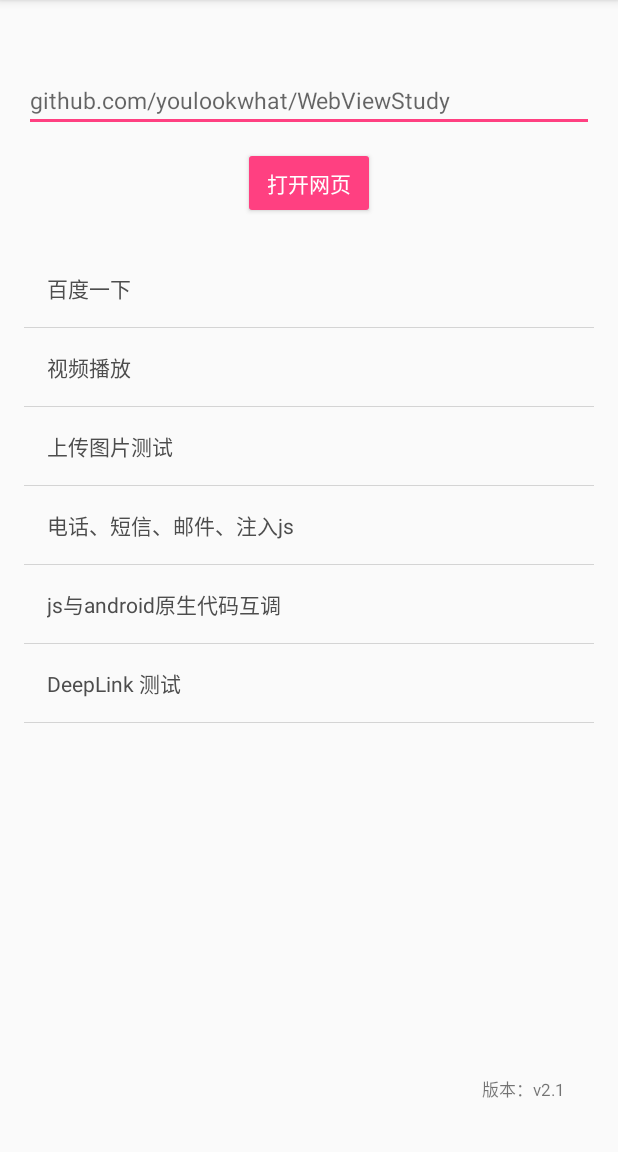
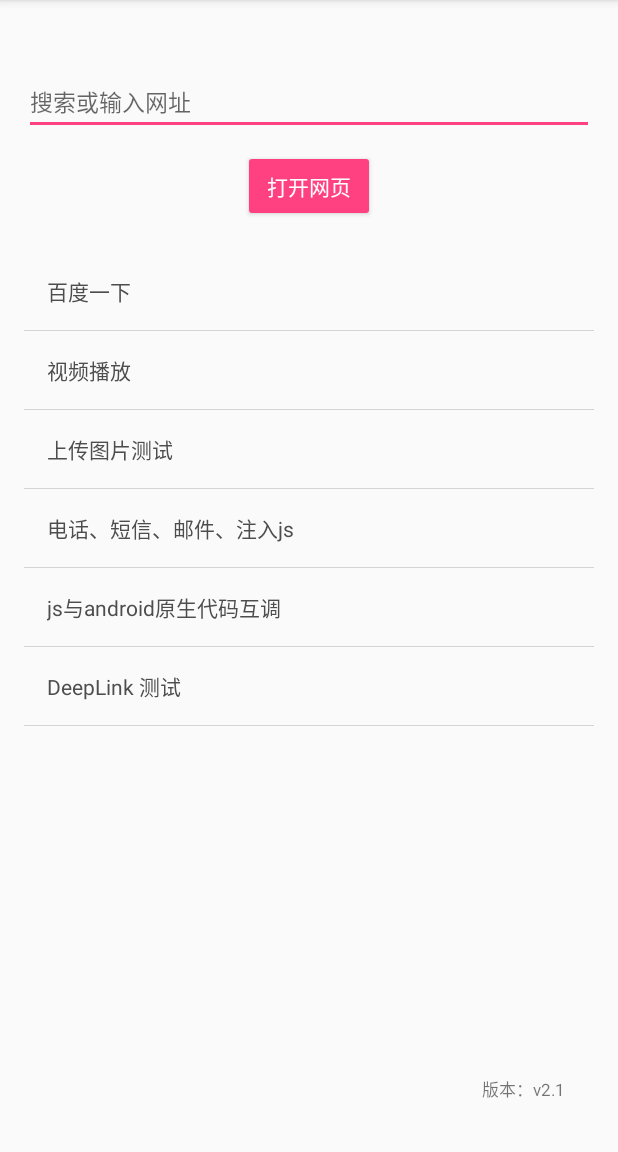
Before and after one commit to eric-gitta-moore/ThirdWebView, an Android app: the screen it shows after launch (MainActivity), on a phone screen of 412 x 824 dp, the part 84-1236 px from its top. Run offline under Robolectric (Android 15) with nearby library versions, the light colour scheme and no system bars; our stand-ins replace ButterKnife; libraries missing offline, so code that uses them is left out: com.squareup.leakcanary; 4 statements that could not run were skipped.

Commit message:
代码优化

```diff
--- a/app/src/main/java/com/example/jingbin/webviewstudy/config/ImageClickInterface.java
+++ b/app/src/main/java/com/example/jingbin/webviewstudy/config/ImageClickInterface.java
@@ -4,7 +4,6 @@ import android.content.Context;
 import android.text.TextUtils;
 import android.util.Log;
 import android.webkit.JavascriptInterface;
-import android.widget.Toast;
 
 /**
  * Created by jingbin on 2016/11/17.
@@ -26,7 +25,7 @@ public class ImageClickInterface {
      */
     @JavascriptInterface
     public void imageClick(String src, String has_link) {
-        Toast.makeText(context, "----点击了图片", Toast.LENGTH_LONG).show();
+        Log.e("imageClick", "----点击了图片");
         Log.e("src", src);
         Log.e("hasLink", has_link);
     }
@@ -41,7 +40,7 @@ public class ImageClickInterface {
     @JavascriptInterface
     public void textClick(String type, String item_pk) {
         if (!TextUtils.isEmpty(type) && !TextUtils.isEmpty(item_pk)) {
-            Toast.makeText(context, "----点击了文字", Toast.LENGTH_LONG).show();
+            Log.e("textClick", "----点击了文字");
             Log.e("type", type);
             Log.e("item_pk", item_pk);
         }
@@ -52,7 +51,7 @@ public class ImageClickInterface {
      */
     @JavascriptInterface
     public void startFunction() {
-        Toast.makeText(context, "----无参", Toast.LENGTH_LONG).show();
+        Log.e("startFunction", "----无参");
     }
 
     /**
@@ -62,6 +61,6 @@ public class ImageClickInterface {
      */
     @JavascriptInterface
     public void startFunction(String data) {
-        Toast.makeText(context, "----有参：" + data, Toast.LENGTH_LONG).show();
+        Log.e("startFunction", "----有参" + data);
     }
 }
--- a/app/src/main/res/layout/activity_main.xml
+++ b/app/src/main/res/layout/activity_main.xml
@@ -20,7 +20,7 @@
             android:layout_width="match_parent"
             android:layout_height="wrap_content"
             android:layout_marginTop="30dp"
-            android:hint="github.com/youlookwhat/WebViewStudy"
+            android:hint="@string/string_hit"
             android:imeOptions="actionSearch"
             android:inputType="text"
             android:textSize="15sp" />
@@ -33,12 +33,12 @@
             android:layout_gravity="center_horizontal"
             android:layout_marginBottom="20dp"
             android:layout_marginTop="10dp"
-            android:text="打开网页" />
+            android:text="@string/bt_open_url" />
 
         <TextView
             android:id="@+id/bt_baidu"
             style="@style/textStyle"
-            android:text="百度一下" />
+            android:text="@string/text_baidu" />
 
         <View
             style="@style/lineStyle"
@@ -48,7 +48,7 @@
         <TextView
             android:id="@+id/bt_movie"
             style="@style/textStyle"
-            android:text="视频播放" />
+            android:text="@string/text_movie" />
 
         <View
             style="@style/lineStyle"
@@ -58,7 +58,7 @@
         <TextView
             android:id="@+id/bt_upload_photo"
             style="@style/textStyle"
-            android:text="上传图片测试" />
+            android:text="@string/text_upload_photo" />
 
         <View
             style="@style/lineStyle"
@@ -68,7 +68,7 @@
         <TextView
             android:id="@+id/bt_call"
             style="@style/textStyle"
-            android:text="电话、短信、邮件、注入js" />
+            android:text="@string/text_js" />
 
         <View
             style="@style/lineStyle"
@@ -78,7 +78,7 @@
         <TextView
             android:id="@+id/bt_java_js"
             style="@style/textStyle"
-            android:text="js与android原生代码互调"
+            android:text="@string/js_android"
             android:textAllCaps="false" />
 
         <View
@@ -89,7 +89,7 @@
         <TextView
             android:id="@+id/bt_deeplink"
             style="@style/textStyle"
-            android:text="DeepLink 测试" />
+            android:text="@string/deeplink" />
 
         <View
             style="@style/lineStyle"
--- a/app/src/main/res/values/strings.xml
+++ b/app/src/main/res/values/strings.xml
@@ -10,4 +10,12 @@
     <string name="actionbar_webview_open">浏览器打开</string>
     <string name="actionbar_webview_refresh">刷新页面</string>
     <string name="actionbar_share">分享给朋友\(^o^)/~</string>
+    <string name="string_hit">搜索或输入网址</string>
+    <string name="bt_open_url">打开网页</string>
+    <string name="text_baidu">百度一下</string>
+    <string name="text_movie">视频播放</string>
+    <string name="text_upload_photo">上传图片测试</string>
+    <string name="text_js">电话、短信、邮件、注入js</string>
+    <string name="js_android">js与android原生代码互调</string>
+    <string name="deeplink">DeepLink 测试</string>
 </resources>
```
